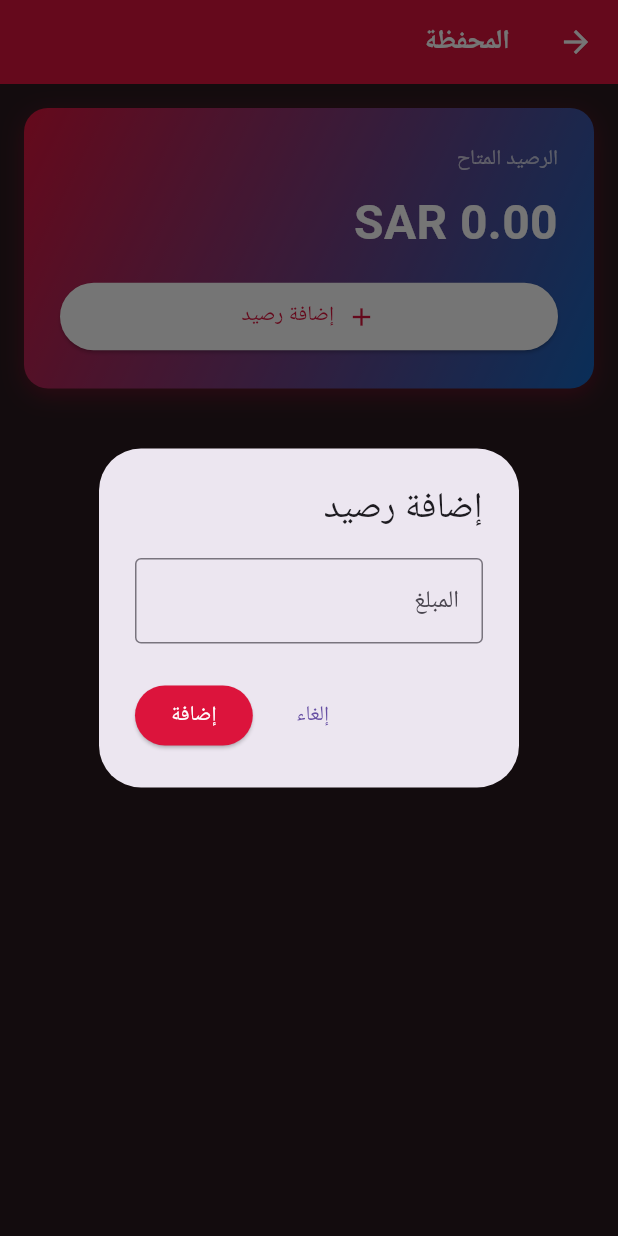
After one commit to Hicham1S/Hawacom_App, a Flutter app: the WalletScreen screen opened directly, after a tap on "إضافة رصيد", on a phone screen of 412 x 824 dp. The commit adds this screen. Run offline on Flutter 3.47's test engine with Material 3 defaults, Android fonts, the phone set to English and light mode, and no system bars; our stand-ins replace carousel_slider, cloud_firestore, dio, equatable, firebase_auth, firebase_core and 8 more; accounts and stored records are empty; network calls fail; Roboto replaces fonts that are missing (Cairo); project files that could hold a hidden picture were left out.

Commit message:
add the wallet feature

```diff
--- a/lib/core/routing/app_routes.dart
+++ b/lib/core/routing/app_routes.dart
@@ -58,6 +58,9 @@ class AppRoutes {
   static const String terms = '/terms';
   static const String privacy = '/privacy';
 
+  // Wallet
+  static const String wallet = '/wallet';
+
   // Route helpers
   static String chatWithId(String userId) => '$chat?userId=$userId';
   static String serviceDetailsWithId(String serviceId) =>
--- /dev/null
+++ b/lib/features/wallet/models/wallet_model.dart
@@ -0,0 +1,72 @@
+/// Wallet model for user wallet balance
+class WalletModel {
+  final String id;
+  final String name;
+  final double balance;
+  final String? currency;
+  final bool isEnabled;
+
+  const WalletModel({
+    required this.id,
+    required this.name,
+    required this.balance,
+    this.currency = 'SAR',
+    this.isEnabled = true,
+  });
+
+  factory WalletModel.fromJson(Map<String, dynamic> json) {
+    return WalletModel(
+      id: json['id']?.toString() ?? '',
+      name: json['name']?.toString() ?? '',
+      balance: _parseDouble(json['balance']) ?? 0.0,
+      currency: json['currency']?.toString() ?? 'SAR',
+      isEnabled: json['enabled'] == true || json['enabled'] == 1,
+    );
+  }
+
+  Map<String, dynamic> toJson() {
+    return {
+      'id': id,
+      'name': name,
+      'balance': balance,
+      'currency': currency,
+      'enabled': isEnabled,
+    };
+  }
+
+  static double? _parseDouble(dynamic value) {
+    if (value == null) return null;
+    if (value is double) return value;
+    if (value is int) return value.toDouble();
+    if (value is String) return double.tryParse(value);
+    return null;
+  }
+
+  /// Get formatted balance with currency
+  String get formattedBalance {
+    return '${balance.toStringAsFixed(2)} $currency';
+  }
+
+  /// Get short wallet name (last 16 characters)
+  String get shortName {
+    if (name.length <= 16) return name;
+    return name.substring(name.length - 16);
+  }
+
+  /// Copy with method
+  WalletModel copyWith({
+    String? id,
+    String? name,
+    double? balance,
+    String? currency,
+    bool? isEnabled,
+  }) {
+    return WalletModel(
+      id: id ?? this.id,
+      name: name ?? this.name,
+      balance: balance ?? this.balance,
+      currency: currency ?? this.currency,
+      isEnabled: isEnabled ?? this.isEnabled,
+    );
+  }
+}
--- /dev/null
+++ b/lib/features/wallet/models/wallet_transaction_model.dart
@@ -0,0 +1,98 @@
+/// Transaction action type
+enum TransactionAction {
+  credit,
+  debit;
+
+  String get displayName {
+    switch (this) {
+      case TransactionAction.credit:
+        return 'إيداع';
+      case TransactionAction.debit:
+        return 'سحب';
+    }
+  }
+}
+
+/// Wallet transaction model
+class WalletTransactionModel {
+  final String id;
+  final double amount;
+  final String description;
+  final TransactionAction action;
+  final DateTime createdAt;
+  final String? userId;
+  final String? userName;
+
+  const WalletTransactionModel({
+    required this.id,
+    required this.amount,
+    required this.description,
+    required this.action,
+    required this.createdAt,
+    this.userId,
+    this.userName,
+  });
+
+  factory WalletTransactionModel.fromJson(Map<String, dynamic> json) {
+    return WalletTransactionModel(
+      id: json['id']?.toString() ?? '',
+      amount: _parseDouble(json['amount']) ?? 0.0,
+      description: json['description']?.toString() ?? '',
+      action: _parseAction(json['action']),
+      createdAt: _parseDateTime(json['created_at']) ?? DateTime.now(),
+      userId: json['user_id']?.toString(),
+      userName: json['user']?['name']?.toString(),
+    );
+  }
+
+  Map<String, dynamic> toJson() {
+    return {
+      'id': id,
+      'amount': amount,
+      'description': description,
+      'action': action.name,
+      'created_at': createdAt.toIso8601String(),
+      if (userId != null) 'user_id': userId,
+    };
+  }
+
+  static double? _parseDouble(dynamic value) {
+    if (value == null) return null;
+    if (value is double) return value;
+    if (value is int) return value.toDouble();
+    if (value is String) return double.tryParse(value);
+    return null;
+  }
+
+  static TransactionAction _parseAction(dynamic value) {
+    if (value == null) return TransactionAction.debit;
+    final str = value.toString().toLowerCase();
+    if (str == 'credit') return TransactionAction.credit;
+    return TransactionAction.debit;
+  }
+
+  static DateTime? _parseDateTime(dynamic value) {
+    if (value == null) return null;
+    if (value is DateTime) return value;
+    if (value is String) return DateTime.tryParse(value);
+    return null;
+  }
+
+  /// Get formatted amount with sign
+  String get formattedAmount {
+    final sign = action == TransactionAction.credit ? '+' : '-';
+    return '$sign${amount.toStringAsFixed(2)} ر.س';
+  }
+
+  /// Get short description (max 20 characters)
+  String get shortDescription {
+    if (description.length <= 20) return description;
+    return description.substring(description.length - 20);
+  }
+
+  /// Check if transaction is a credit
+  bool get isCredit => action == TransactionAction.credit;
+
+  /// Check if transaction is a debit
+  bool get isDebit => action == TransactionAction.debit;
+}
--- /dev/null
+++ b/lib/features/wallet/providers/wallet_provider.dart
@@ -0,0 +1,106 @@
+import 'package:flutter/material.dart';
+import '../models/wallet_model.dart';
+import '../models/wallet_transaction_model.dart';
+import '../repositories/wallet_repository.dart';
+
+/// Provider for managing wallet state
+class WalletProvider extends ChangeNotifier {
+  final WalletRepository _walletRepository = WalletRepository();
+
+  // State
+  WalletModel? _wallet;
+  List<WalletTransactionModel> _transactions = [];
+  bool _isLoading = false;
+  bool _isLoadingTransactions = false;
+  String? _errorMessage;
+
+  // Getters
+  WalletModel? get wallet => _wallet;
+  List<WalletTransactionModel> get transactions => _transactions;
+  bool get isLoading => _isLoading;
+  bool get isLoadingTransactions => _isLoadingTransactions;
+  String? get errorMessage => _errorMessage;
+  bool get hasWallet => _wallet != null;
+  double get balance => _wallet?.balance ?? 0.0;
+
+  /// Load wallet data
+  Future<void> loadWallet() async {
+    _isLoading = true;
+    _errorMessage = null;
+    notifyListeners();
+
+    try {
+      _wallet = await _walletRepository.getWallet();
+      _isLoading = false;
+      notifyListeners();
+    } catch (e) {
+      _errorMessage = 'فشل تحميل المحفظة: $e';
+      _isLoading = false;
+      notifyListeners();
+    }
+  }
+
+  /// Load wallet transactions
+  Future<void> loadTransactions({int limit = 50}) async {
+    _isLoadingTransactions = true;
+    _errorMessage = null;
+    notifyListeners();
+
+    try {
+      _transactions = await _walletRepository.getTransactions(limit: limit);
+      _isLoadingTransactions = false;
+      notifyListeners();
+    } catch (e) {
+      _errorMessage = 'فشل تحميل المعاملات: $e';
+      _isLoadingTransactions = false;
+      notifyListeners();
+    }
+  }
+
+  /// Add funds to wallet
+  Future<bool> addFunds(double amount) async {
+    _isLoading = true;
+    _errorMessage = null;
+    notifyListeners();
+
+    try {
+      final success = await _walletRepository.addFunds(amount);
+      if (success) {
+        await loadWallet();
+        await loadTransactions();
+      } else {
+        _errorMessage = 'فشل إضافة الرصيد';
+      }
+      _isLoading = false;
+      notifyListeners();
+      return success;
+    } catch (e) {
+      _errorMessage = 'فشل إضافة الرصيد: $e';
+      _isLoading = false;
+      notifyListeners();
+      return false;
+    }
+  }
+
+  /// Check if wallet has sufficient balance
+  Future<bool> hasSufficientBalance(double amount) async {
+    if (_wallet == null) {
+      await loadWallet();
+    }
+    return _wallet != null && _wallet!.balance >= amount;
+  }
+
+  /// Refresh wallet and transactions
+  Future<void> refresh() async {
+    await Future.wait([
+      loadWallet(),
+      loadTransactions(),
+    ]);
+  }
+
+  /// Clear error message
+  void clearError() {
+    _errorMessage = null;
+    notifyListeners();
+  }
+}
--- /dev/null
+++ b/lib/features/wallet/repositories/wallet_repository.dart
@@ -0,0 +1,104 @@
+import 'package:flutter/foundation.dart';
+import '../../../core/repositories/base_repository.dart';
+import '../models/wallet_model.dart';
+import '../models/wallet_transaction_model.dart';
+
+/// Repository for wallet-related API calls
+class WalletRepository extends BaseRepository {
+  WalletRepository({super.apiClient});
+
+  /// Get user wallet
+  Future<WalletModel?> getWallet() async {
+    try {
+      final response = await apiClient.get('wallets/my');
+
+      if (response.success && response.data != null) {
+        if (response.data is Map<String, dynamic>) {
+          return WalletModel.fromJson(response.data as Map<String, dynamic>);
+        }
+      }
+
+      return null;
+    } catch (e) {
+      debugPrint('Error getting wallet: $e');
+      return null;
+    }
+  }
+
+  /// Get wallet transactions
+  Future<List<WalletTransactionModel>> getTransactions({
+    int? limit,
+    int? offset,
+  }) async {
+    try {
+      final queryParams = <String, dynamic>{};
+      if (limit != null) queryParams['limit'] = limit;
+      if (offset != null) queryParams['offset'] = offset;
+
+      final response = await apiClient.get(
+        'wallet_transactions',
+        queryParameters: queryParams,
+      );
+
+      if (response.success && response.data != null) {
+        final List<dynamic> data = response.data is List
+            ? response.data
+            : (response.data['data'] as List? ?? []);
+
+        return data
+            .map((json) => WalletTransactionModel.fromJson(json as Map<String, dynamic>))
+            .toList();
+      }
+
+      return [];
+    } catch (e) {
+      debugPrint('Error getting wallet transactions: $e');
+      return [];
+    }
+  }
+
+  /// Add funds to wallet
+  Future<bool> addFunds(double amount) async {
+    try {
+      final response = await apiClient.post(
+        'wallets/credit',
+        data: {'amount': amount},
+      );
+
+      return response.success;
+    } catch (e) {
+      debugPrint('Error adding funds: $e');
+      return false;
+    }
+  }
+
+  /// Deduct funds from wallet
+  Future<bool> deductFunds(double amount, String description) async {
+    try {
+      final response = await apiClient.post(
+        'wallets/debit',
+        data: {
+          'amount': amount,
+          'description': description,
+        },
+      );
+
+      return response.success;
+    } catch (e) {
+      debugPrint('Error deducting funds: $e');
+      return false;
+    }
+  }
+
+  /// Check if wallet has sufficient balance
+  Future<bool> hasSufficientBalance(double amount) async {
+    try {
+      final wallet = await getWallet();
+      if (wallet == null) return false;
+      return wallet.balance >= amount;
+    } catch (e) {
+      debugPrint('Error checking balance: $e');
+      return false;
+    }
+  }
+}
--- /dev/null
+++ b/lib/features/wallet/screens/wallet_screen.dart
@@ -0,0 +1,327 @@
+import 'package:flutter/material.dart';
+import 'package:provider/provider.dart';
+import '../../../core/constants/colors.dart';
+import '../providers/wallet_provider.dart';
+import '../models/wallet_transaction_model.dart';
+import 'package:intl/intl.dart';
+
+/// Wallet screen showing balance and transactions
+class WalletScreen extends StatefulWidget {
+  const WalletScreen({super.key});
+
+  @override
+  State<WalletScreen> createState() => _WalletScreenState();
+}
+
+class _WalletScreenState extends State<WalletScreen> {
+  @override
+  void initState() {
+    super.initState();
+    WidgetsBinding.instance.addPostFrameCallback((_) {
+      context.read<WalletProvider>().refresh();
+    });
+  }
+
+  @override
+  Widget build(BuildContext context) {
+    return Scaffold(
+      backgroundColor: AppColors.background,
+      appBar: AppBar(
+        backgroundColor: AppColors.primary,
+        foregroundColor: Colors.white,
+        title: const Text(
+          'المحفظة',
+          style: TextStyle(
+            fontSize: 18,
+            fontWeight: FontWeight.bold,
+          ),
+        ),
+      ),
+      body: Consumer<WalletProvider>(
+        builder: (context, provider, child) {
+          if (provider.isLoading && !provider.hasWallet) {
+            return const Center(
+              child: CircularProgressIndicator(color: AppColors.primary),
+            );
+          }
+
+          if (provider.errorMessage != null && !provider.hasWallet) {
+            return _buildErrorWidget(provider);
+          }
+
+          return RefreshIndicator(
+            onRefresh: () => provider.refresh(),
+            color: AppColors.primary,
+            child: SingleChildScrollView(
+              physics: const AlwaysScrollableScrollPhysics(),
+              child: Column(
+                children: [
+                  _buildBalanceCard(provider),
+                  const SizedBox(height: 16),
+                  _buildTransactionsList(provider),
+                ],
+              ),
+            ),
+          );
+        },
+      ),
+    );
+  }
+
+  Widget _buildBalanceCard(WalletProvider provider) {
+    return Container(
+      margin: const EdgeInsets.all(16),
+      padding: const EdgeInsets.all(24),
+      decoration: BoxDecoration(
+        gradient: const LinearGradient(
+          colors: [AppColors.primary, Color(0xFF1565C0)],
+          begin: Alignment.topLeft,
+          end: Alignment.bottomRight,
+        ),
+        borderRadius: BorderRadius.circular(16),
+        boxShadow: [
+          BoxShadow(
+            color: AppColors.primary.withValues(alpha: 0.3),
+            blurRadius: 12,
+            offset: const Offset(0, 4),
+          ),
+        ],
+      ),
+      child: Column(
+        crossAxisAlignment: CrossAxisAlignment.start,
+        children: [
+          const Text(
+            'الرصيد المتاح',
+            style: TextStyle(
+              color: Colors.white70,
+              fontSize: 14,
+            ),
+          ),
+          const SizedBox(height: 8),
+          Text(
+            provider.wallet?.formattedBalance ?? '0.00 SAR',
+            style: const TextStyle(
+              color: Colors.white,
+              fontSize: 32,
+              fontWeight: FontWeight.bold,
+            ),
+          ),
+          const SizedBox(height: 16),
+          Row(
+            children: [
+              Expanded(
+                child: ElevatedButton.icon(
+                  onPressed: () => _showAddFundsDialog(context, provider),
+                  style: ElevatedButton.styleFrom(
+                    backgroundColor: Colors.white,
+                    foregroundColor: AppColors.primary,
+                    padding: const EdgeInsets.symmetric(vertical: 12),
+                  ),
+                  icon: const Icon(Icons.add, size: 20),
+                  label: const Text('إضافة رصيد'),
+                ),
+              ),
+            ],
+          ),
+        ],
+      ),
+    );
+  }
+
+  Widget _buildTransactionsList(WalletProvider provider) {
+    if (provider.isLoadingTransactions) {
+      return const Padding(
+        padding: EdgeInsets.all(32),
+        child: Center(
+          child: CircularProgressIndicator(color: AppColors.primary),
+        ),
+      );
+    }
+
+    if (provider.transactions.isEmpty) {
+      return Padding(
+        padding: const EdgeInsets.all(32),
+        child: Column(
+          children: [
+            Icon(
+              Icons.receipt_long_outlined,
+              size: 80,
+              color: AppColors.textSecondary.withValues(alpha: 0.5),
+            ),
+            const SizedBox(height: 16),
+            const Text(
+              'لا توجد معاملات',
+              style: TextStyle(
+                fontSize: 16,
+                color: AppColors.textSecondary,
+              ),
+            ),
+          ],
+        ),
+      );
+    }
+
+    return Column(
+      crossAxisAlignment: CrossAxisAlignment.start,
+      children: [
+        const Padding(
+          padding: EdgeInsets.symmetric(horizontal: 16),
+          child: Text(
+            'المعاملات الأخيرة',
+            style: TextStyle(
+              fontSize: 18,
+              fontWeight: FontWeight.bold,
+              color: AppColors.textPrimary,
+            ),
+          ),
+        ),
+        const SizedBox(height: 12),
+        ListView.builder(
+          shrinkWrap: true,
+          physics: const NeverScrollableScrollPhysics(),
+          padding: const EdgeInsets.symmetric(horizontal: 16),
+          itemCount: provider.transactions.length,
+          itemBuilder: (context, index) {
+            final transaction = provider.transactions[index];
+            return _buildTransactionItem(transaction);
+          },
+        ),
+      ],
+    );
+  }
+
+  Widget _buildTransactionItem(WalletTransactionModel transaction) {
+    final isCredit = transaction.isCredit;
+    final dateFormat = DateFormat('dd/MM/yyyy HH:mm');
+
+    return Card(
+      color: AppColors.cardBackground,
+      margin: const EdgeInsets.only(bottom: 12),
+      child: ListTile(
+        leading: Container(
+          padding: const EdgeInsets.all(8),
+          decoration: BoxDecoration(
+            color: isCredit
+                ? Colors.green.withValues(alpha: 0.1)
+                : Colors.red.withValues(alpha: 0.1),
+            shape: BoxShape.circle,
+          ),
+          child: Icon(
+            isCredit ? Icons.arrow_downward : Icons.arrow_upward,
+            color: isCredit ? Colors.green : Colors.red,
+            size: 20,
+          ),
+        ),
+        title: Text(
+          transaction.description,
+          style: const TextStyle(
+            fontSize: 15,
+            fontWeight: FontWeight.w600,
+            color: AppColors.textPrimary,
+          ),
+        ),
+        subtitle: Text(
+          dateFormat.format(transaction.createdAt),
+          style: const TextStyle(
+            fontSize: 13,
+            color: AppColors.textSecondary,
+          ),
+        ),
+        trailing: Text(
+          transaction.formattedAmount,
+          style: TextStyle(
+            fontSize: 16,
+            fontWeight: FontWeight.bold,
+            color: isCredit ? Colors.green : Colors.red,
+          ),
+        ),
+      ),
+    );
+  }
+
+  Widget _buildErrorWidget(WalletProvider provider) {
+    return Center(
+      child: Padding(
+        padding: const EdgeInsets.all(32),
+        child: Column(
+          mainAxisAlignment: MainAxisAlignment.center,
+          children: [
+            const Icon(
+              Icons.error_outline,
+              size: 80,
+              color: Colors.red,
+            ),
+            const SizedBox(height: 16),
+            Text(
+              provider.errorMessage!,
+              style: const TextStyle(
+                fontSize: 16,
+                color: AppColors.textSecondary,
+              ),
+              textAlign: TextAlign.center,
+            ),
+            const SizedBox(height: 24),
+            ElevatedButton(
+              onPressed: () => provider.refresh(),
+              style: ElevatedButton.styleFrom(
+                backgroundColor: AppColors.primary,
+                foregroundColor: Colors.white,
+              ),
+              child: const Text('إعادة المحاولة'),
+            ),
+          ],
+        ),
+      ),
+    );
+  }
+
+  void _showAddFundsDialog(BuildContext context, WalletProvider provider) {
+    final controller = TextEditingController();
+
+    showDialog(
+      context: context,
+      builder: (context) => AlertDialog(
+        title: const Text('إضافة رصيد'),
+        content: TextField(
+          controller: controller,
+          keyboardType: TextInputType.number,
+          decoration: const InputDecoration(
+            labelText: 'المبلغ',
+            suffixText: 'ر.س',
+            border: OutlineInputBorder(),
+          ),
+        ),
+        actions: [
+          TextButton(
+            onPressed: () => Navigator.pop(context),
+            child: const Text('إلغاء'),
+          ),
+          ElevatedButton(
+            onPressed: () async {
+              final amount = double.tryParse(controller.text);
+              if (amount != null && amount > 0) {
+                Navigator.pop(context);
+                final success = await provider.addFunds(amount);
+                if (context.mounted) {
+                  ScaffoldMessenger.of(context).showSnackBar(
+                    SnackBar(
+                      content: Text(
+                        success ? 'تم إضافة الرصيد بنجاح' : 'فشل إضافة الرصيد',
+                      ),
+                      backgroundColor: success ? Colors.green : Colors.red,
+                    ),
+                  );
+                }
+              }
+            },
+            style: ElevatedButton.styleFrom(
+              backgroundColor: AppColors.primary,
+              foregroundColor: Colors.white,
+            ),
+            child: const Text('إضافة'),
+          ),
+        ],
+      ),
+    );
+  }
+}
```
Also changed, not shown: lib/core/routing/route_generator.dart (+8 -0 lines), lib/features/checkout/providers/checkout_provider.dart (+17 -1 lines).
